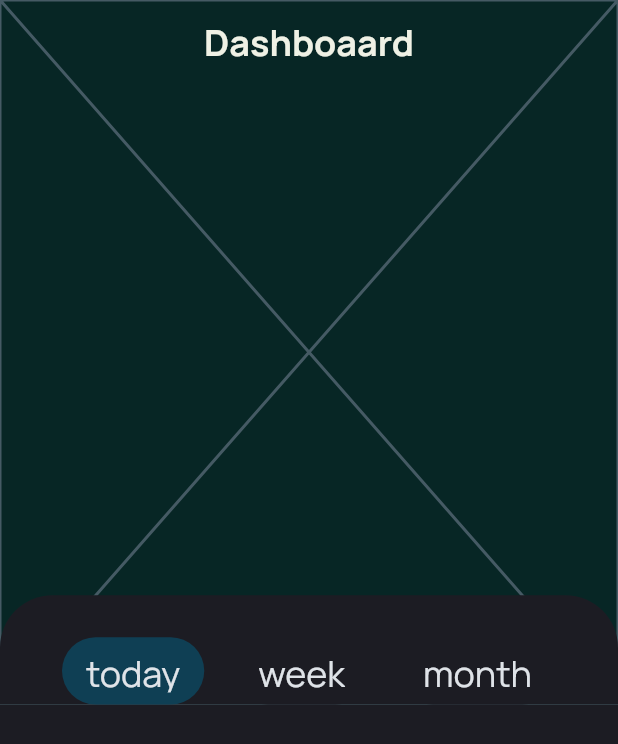
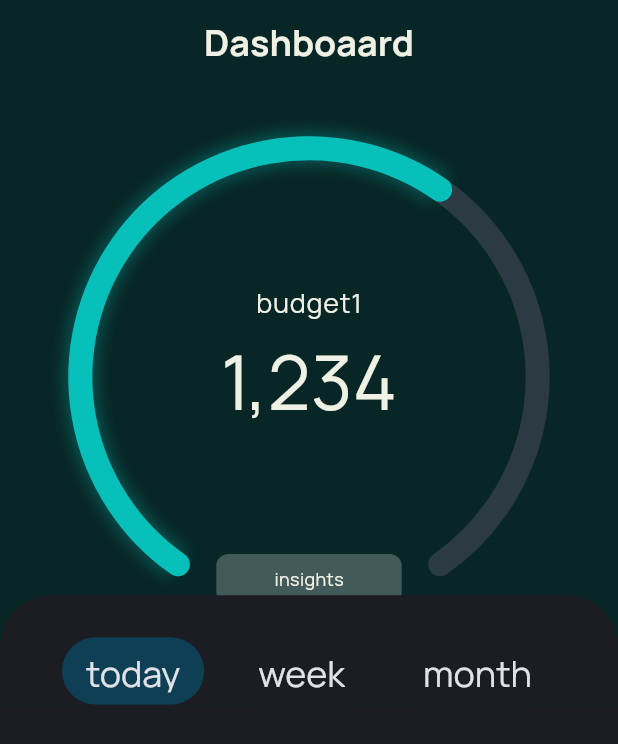
Before and after one commit to Jinansh2608/SpendSense, a Flutter app: the screen it shows after launch, on a phone screen of 412 x 824 dp. Shown: the top 744 px of the screen. Run offline on Flutter 3.47's test engine with Material 3 defaults, Android fonts, the phone set to English and light mode, and no system bars.

Commit message:
added the dashscreen

```diff
--- a/spendsense/lib/Theme/texttheme.dart
+++ b/spendsense/lib/Theme/texttheme.dart
@@ -31,7 +31,7 @@ static lightTextTheme(){
       color: const Color.fromARGB(255, 35, 35, 33),
     ),
     labelMedium: const TextStyle().copyWith(
-      fontSize: 16,
+      fontSize: 18,
       fontWeight: FontWeight.normal,
       color: const Color.fromARGB(255, 35, 35, 33),
     )
@@ -65,7 +65,7 @@ static lightTextTheme(){
       color:  const Color.fromARGB(255, 239, 241, 229),
     ),
     labelMedium: const TextStyle().copyWith(
-      fontSize: 16,
+      fontSize: 18,
       fontWeight: FontWeight.normal,
       color:  const Color.fromARGB(255, 239, 241, 229),
     )
--- /dev/null
+++ b/spendsense/lib/components/customArcPainter.dart
@@ -0,0 +1,62 @@
+import 'package:flutter/material.dart';
+import 'package:spendsense/constants/colors/colors.dart';
+import 'package:vector_math/vector_math.dart';
+
+class CustomArcPainter extends CustomPainter {
+
+  final double start;
+  final double end;
+  final double width;
+  final double blurWidth;
+
+  CustomArcPainter({this.start = 0, this.end = 180, this.width = 16, this.blurWidth = 6});
+
+  @override
+  void paint(Canvas canvas, Size size) {
+    var rect = Rect.fromCircle(
+        center: Offset(size.width / 2, size.height / 2),
+        radius: size.width / 2);
+
+    var gradientColor = LinearGradient(
+        colors: [Ycolor.secondarycolor, Ycolor.secondarycolor],
+        begin: Alignment.topCenter,
+        end: Alignment.bottomCenter);
+
+    Paint activePaint = Paint()..shader = gradientColor.createShader(rect);
+
+    activePaint.style = PaintingStyle.stroke;
+    activePaint.strokeWidth = width;
+    activePaint.strokeCap = StrokeCap.round;
+
+    Paint backgroundPaint = Paint();
+    backgroundPaint.color = Ycolor.gray60.withOpacity(0.5);
+    backgroundPaint.style = PaintingStyle.stroke;
+    backgroundPaint.strokeWidth = width;
+    backgroundPaint.strokeCap = StrokeCap.round;
+
+
+
+    Paint shadowPaint = Paint()
+        ..color = Ycolor.secondarycolor.withOpacity(0.3) // .. is cascading used just after creting the object so basically paint.color would be ..color after making a paint object
+        ..style = PaintingStyle.stroke
+        ..strokeWidth = width + blurWidth
+        ..maskFilter = const MaskFilter.blur(BlurStyle.normal, 5);
+
+    var startVal = 125.0 + start;
+
+    canvas.drawArc(rect, radians(startVal) , radians(290), false, backgroundPaint);
+
+    //Draw Shadow Arc
+    Path path = Path();
+    path.addArc(rect, radians(startVal) , radians(end));
+    canvas.drawPath(path, shadowPaint );
+
+    canvas.drawArc(rect, radians(startVal), radians(end), false, activePaint);
+  }
+
+  @override
+  bool shouldRepaint(CustomArcPainter oldDelegate) => false;
+
+  @override
+  bool shouldRebuildSemantics(CustomArcPainter oldDelegate) => false;
+}
--- a/spendsense/lib/components/myAppBar.dart
+++ b/spendsense/lib/components/myAppBar.dart
@@ -1,5 +1,6 @@
 import 'package:flutter/material.dart';
 import 'package:spendsense/constants/colors/colors.dart';
+import 'package:spendsense/pages/Dashscreen.dart';
 
 class Myappbar extends StatefulWidget {
   const Myappbar({super.key});
@@ -20,7 +21,7 @@ class _MyappbarState extends State<Myappbar> {
               expandedHeight: (MediaQuery.of(context).size.height)*0.57,
               pinned: true,
               flexibleSpace: const FlexibleSpaceBar(
-              background: Placeholder(),
+              background: Dashscreen(),
               ),
               bottom: PreferredSize(preferredSize: const Size.fromHeight(25),
                child: Container(
--- /dev/null
+++ b/spendsense/lib/pages/dashscreen.dart
@@ -0,0 +1,83 @@
+import 'package:flutter/material.dart';
+import 'package:spendsense/components/customArcPainter.dart';
+
+class Dashscreen extends StatelessWidget {
+  const Dashscreen({super.key});
+
+  @override
+  Widget build(BuildContext context) {
+    double height = MediaQuery.of(context).size.height;
+    return Column(
+      mainAxisAlignment: MainAxisAlignment.start,
+      // crossAxisAlignment: CrossAxisAlignment.start,
+      children: [
+        // const Padding(
+        //   padding: EdgeInsets.only(top: 40, bottom: 28, left: 14),
+        //   child: Text(
+        //     "Dashboard",
+        //     style: TextStyle(fontSize: 18),
+        //   ),
+        // ),
+        SizedBox(height:( MediaQuery.of(context).size.height)*0.12,),
+        Padding(
+          padding: const EdgeInsets.only(bottom: 20),
+          child: Stack(
+            alignment: Alignment.topCenter,
+            children: [
+              Column(children: [
+               SizedBox(height: (MediaQuery.of(context).size.height)*0.12,),
+               Container(
+                width:( MediaQuery.of(context).size.width)*0.74,
+                height: ( MediaQuery.of(context).size.height)*0.13,
+                child: CustomPaint(
+                  painter: CustomArcPainter(),
+                ),
+               ),
+
+              ],
+
+              ),
+
+              Column(
+                mainAxisAlignment: MainAxisAlignment.center,
+                crossAxisAlignment: CrossAxisAlignment.center,
+                children: [
+                  SizedBox(height:( MediaQuery.of(context).size.height)*0.11,),
+                  Text("budget1",
+                  style: TextTheme.of(context).labelMedium),
+                  SizedBox(height: ( MediaQuery.of(context).size.height)*0.006,),
+                  Text("1,234",
+                  style: TextStyle(
+                    fontSize: 50
+                  ),),
+                  SizedBox(height: ( MediaQuery.of(context).size.height)*0.097,),
+                  GestureDetector(
+                    onTap: () {
+                      // Navigator.push(context, MaterialPageRoute(builder: (context)=>MyInsights()));
+                    },
+                    child: Container(
+
+                      width: (MediaQuery.of(context).size.width)*0.3,
+                      height: (MediaQuery.of(context).size.width)*0.08,
+                      decoration: BoxDecoration(
+                         color: Colors.white24,
+                        borderRadius: BorderRadius.circular(8)
+                      ),
+                      child: Center(child: Text("insights",
+                      style: TextStyle(
+                        fontSize: 12
+                      ),
+                      )),
+                    ),
+                  )
+
+
+                ],
+              )
+            ],
+          ),
+        )
+      ],
+    );
+  }
+}
```
